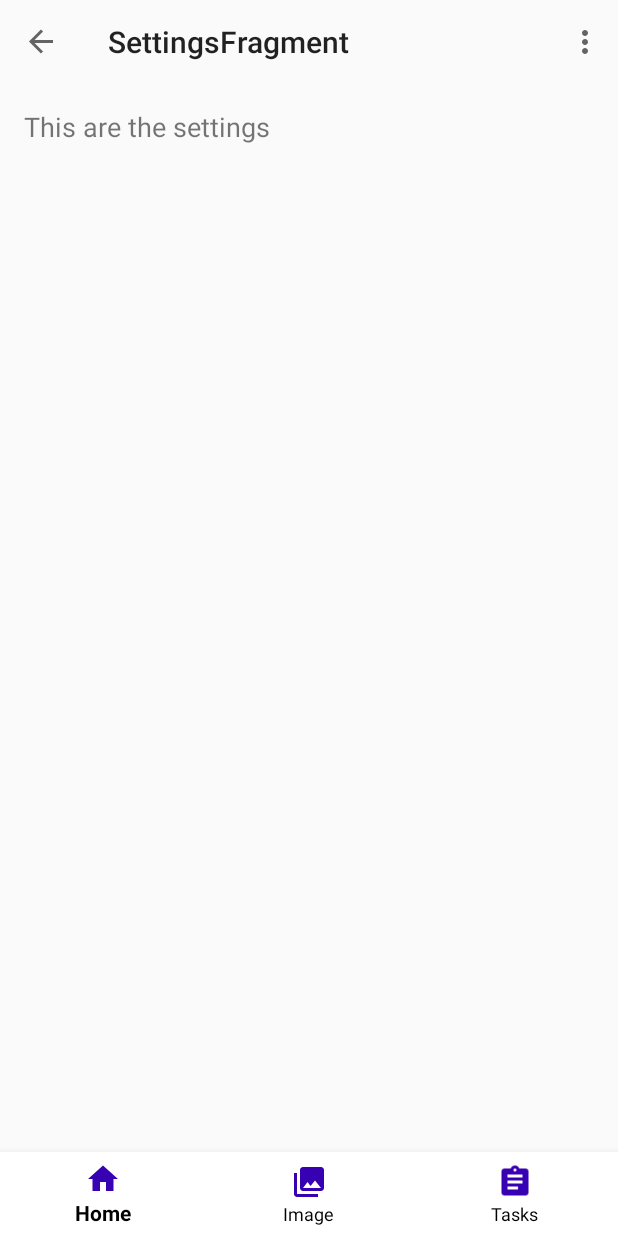
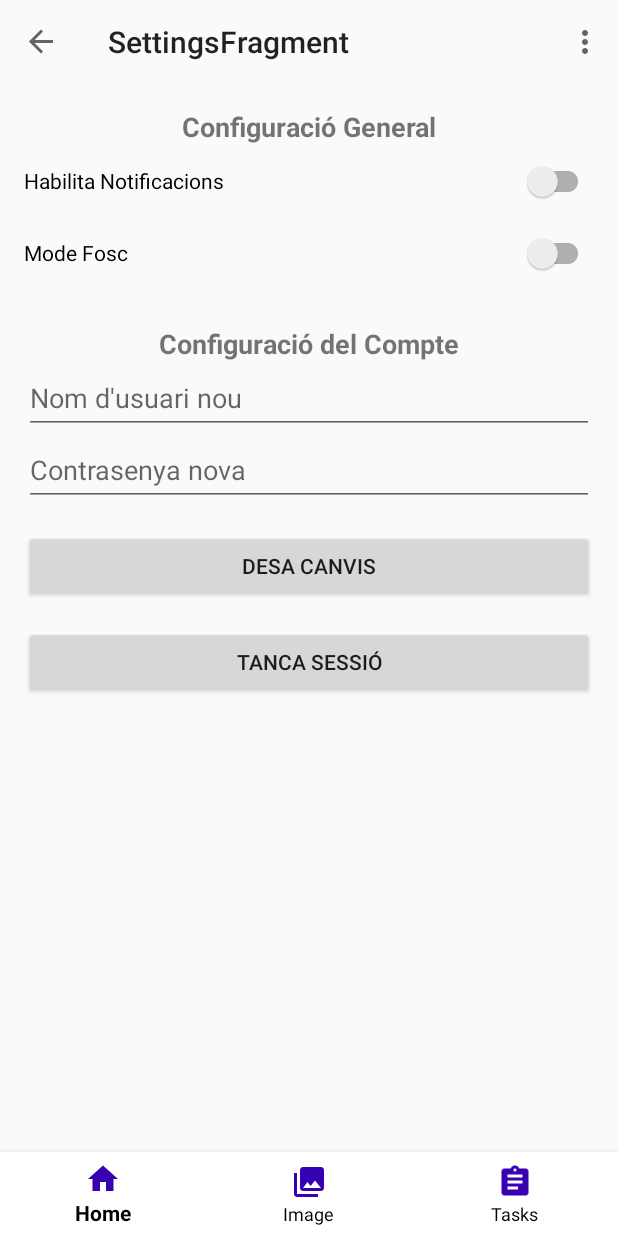
Before and after one commit to JoelDarnes88/android, an Android app: the SettingsFragment screen opened through its navigation route, on a phone screen of 412 x 824 dp. Run offline under Robolectric (Android 15) with nearby library versions, the phone set to English and light mode, and no system bars; our stand-ins replace navigation-ui.

Commit message:
Settings-Mode Oscuro

```diff
--- a/app/src/main/java/org/udg/pds/todoandroid/fragment/SettingsFragment.java
+++ b/app/src/main/java/org/udg/pds/todoandroid/fragment/SettingsFragment.java
@@ -1,11 +1,15 @@
 package org.udg.pds.todoandroid.fragment;
 
 
+import android.content.Context;
+import android.content.SharedPreferences;
 import android.os.Bundle;
 import android.view.LayoutInflater;
 import android.view.View;
 import android.view.ViewGroup;
+import android.widget.Toast;
 
+import androidx.appcompat.app.AppCompatDelegate;
 import androidx.fragment.app.Fragment;
 import androidx.navigation.NavDirections;
 import androidx.navigation.Navigation;
@@ -28,7 +32,41 @@ public class SettingsFragment extends Fragment {
     public View onCreateView(LayoutInflater inflater, ViewGroup container,
                              Bundle savedInstanceState) {
         // Inflate the layout for this fragment
-        binding = ContentSettingsBinding.inflate(inflater);
+        binding = ContentSettingsBinding.inflate(inflater, container, false);
+
+        SharedPreferences preferences = getActivity().getSharedPreferences("settings", Context.MODE_PRIVATE);
+        boolean isDarkMode = preferences.getBoolean("dark_mode", false);
+        binding.switchDarkMode.setChecked(isDarkMode);
+
+        binding.switchDarkMode.setOnCheckedChangeListener((buttonView, isChecked) -> {
+            SharedPreferences.Editor editor = preferences.edit();
+            editor.putBoolean("dark_mode", isChecked);
+            editor.apply();
+
+            AppCompatDelegate.setDefaultNightMode(isChecked ? AppCompatDelegate.MODE_NIGHT_YES : AppCompatDelegate.MODE_NIGHT_NO);
+        });
+
+        binding.btnSaveChanges.setOnClickListener(v -> {
+            String newUsername = binding.editTextChangeUsername.getText().toString();
+            String newPassword = binding.editTextChangePassword.getText().toString();
+
+            SharedPreferences.Editor editor = preferences.edit();
+            editor.putString("username", newUsername);
+            editor.putString("password", newPassword);
+            editor.apply();
+
+            Toast.makeText(getActivity(), "Cambios guardados", Toast.LENGTH_SHORT).show();
+        });
+
+        binding.btnLogout.setOnClickListener(v -> {
+            SharedPreferences.Editor editor = preferences.edit();
+            editor.clear();
+            editor.apply();
+
+            // Redireccionar al inicio de sesión.
+
+        });
+
         return binding.getRoot();
     }
 }
--- a/app/src/main/res/layout/content_settings.xml
+++ b/app/src/main/res/layout/content_settings.xml
@@ -1,21 +1,93 @@
 <?xml version="1.0" encoding="utf-8"?>
-<androidx.constraintlayout.widget.ConstraintLayout
-    xmlns:android="http://schemas.android.com/apk/res/android"
+<androidx.constraintlayout.widget.ConstraintLayout xmlns:android="http://schemas.android.com/apk/res/android"
     xmlns:app="http://schemas.android.com/apk/res-auto"
-    android:orientation="vertical"
-      android:layout_width="match_parent"
-      android:layout_height="match_parent">
+    android:layout_width="match_parent"
+    android:layout_height="match_parent"
+    android:padding="16dp">
 
     <TextView
-        android:id="@+id/textView2"
+        android:id="@+id/textView_general_settings"
         android:layout_width="wrap_content"
         android:layout_height="wrap_content"
-        android:layout_marginStart="16dp"
-        android:layout_marginTop="16dp"
-        android:text="@string/text_settings"
+        android:text="Configuració General"
         android:textSize="18sp"
+        android:textStyle="bold"
+        app:layout_constraintTop_toTopOf="parent"
         app:layout_constraintStart_toStartOf="parent"
-        app:layout_constraintTop_toTopOf="parent" />
+        app:layout_constraintEnd_toEndOf="parent" />
 
+    <androidx.appcompat.widget.SwitchCompat
+        android:id="@+id/switch_notifications"
+        android:layout_width="0dp"
+        android:layout_height="wrap_content"
+        android:minHeight="48dp"
+        android:text="Habilita Notificacions"
+        app:layout_constraintEnd_toEndOf="parent"
+        app:layout_constraintStart_toStartOf="parent"
+        app:layout_constraintTop_toBottomOf="@id/textView_general_settings" />
+
+    <androidx.appcompat.widget.SwitchCompat
+        android:id="@+id/switch_dark_mode"
+        android:layout_width="0dp"
+        android:layout_height="wrap_content"
+        android:minHeight="48dp"
+        android:text="Mode Fosc"
+        app:layout_constraintEnd_toEndOf="parent"
+        app:layout_constraintStart_toStartOf="parent"
+        app:layout_constraintTop_toBottomOf="@id/switch_notifications" />
+
+    <TextView
+        android:id="@+id/textView_account_settings"
+        android:layout_width="wrap_content"
+        android:layout_height="wrap_content"
+        android:text="Configuració del Compte"
+        android:textSize="18sp"
+        android:textStyle="bold"
+        app:layout_constraintTop_toBottomOf="@id/switch_dark_mode"
+        app:layout_constraintStart_toStartOf="parent"
+        app:layout_constraintEnd_toEndOf="parent"
+        android:layout_marginTop="24dp"/>
+
+    <EditText
+        android:id="@+id/editText_change_username"
+        android:layout_width="0dp"
+        android:layout_height="wrap_content"
+        android:hint="Nom d'usuari nou"
+        android:inputType="textPersonName"
+        android:minHeight="48dp"
+        app:layout_constraintEnd_toEndOf="parent"
+        app:layout_constraintStart_toStartOf="parent"
+        app:layout_constraintTop_toBottomOf="@id/textView_account_settings" />
+
+    <EditText
+        android:id="@+id/editText_change_password"
+        android:layout_width="0dp"
+        android:layout_height="wrap_content"
+        android:hint="Contrasenya nova"
+        android:inputType="textPassword"
+        android:minHeight="48dp"
+        app:layout_constraintEnd_toEndOf="parent"
+        app:layout_constraintStart_toStartOf="parent"
+        app:layout_constraintTop_toBottomOf="@id/editText_change_username" />
+
+    <Button
+        android:id="@+id/btn_save_changes"
+        android:layout_width="0dp"
+        android:layout_height="wrap_content"
+        android:text="Desa Canvis"
+        app:layout_constraintTop_toBottomOf="@id/editText_change_password"
+        app:layout_constraintStart_toStartOf="parent"
+        app:layout_constraintEnd_toEndOf="parent"
+        android:layout_marginTop="16dp"/>
+
+    <Button
+        android:id="@+id/btn_logout"
+        android:layout_width="0dp"
+        android:layout_height="wrap_content"
+        android:text="Tanca Sessió"
+        app:layout_constraintTop_toBottomOf="@id/btn_save_changes"
+        app:layout_constraintStart_toStartOf="parent"
+        app:layout_constraintEnd_toEndOf="parent"
+        android:layout_marginTop="16dp"/>
 
 </androidx.constraintlayout.widget.ConstraintLayout>
--- a/app/src/main/res/values/styles.xml
+++ b/app/src/main/res/values/styles.xml
@@ -1,6 +1,5 @@
 <resources>
-    <!-- Base application theme. -->
-    <style name="AppTheme.Base" parent="Theme.AppCompat.Light.NoActionBar">
+    <style name="AppTheme.Base" parent="Theme.AppCompat.DayNight.NoActionBar">
         <!-- Customize your theme here. -->
         <item name="colorPrimary">#3F51B5</item>
         <!-- Light Indigo -->
--- a/build.gradle
+++ b/build.gradle
@@ -15,7 +15,6 @@ buildscript {
         classpath 'com.android.tools.build:gradle:7.4.2'
         classpath 'com.google.gms:google-services:4.3.15'
         classpath "androidx.navigation:navigation-safe-args-gradle-plugin:$nav_version"
-        implementation 'androidx.constraintlayout:constraintlayout:2.0.4'
         // NOTE: Do not place your application dependencies here; they belong
         // in the individual module build.gradle files
     }
--- a/gradle.properties
+++ b/gradle.properties
@@ -18,3 +18,4 @@ org.gradle.jvmargs=-Xmx2048m -XX:MaxPermSize=512m -XX:+HeapDumpOnOutOfMemoryErro
 # org.gradle.parallel=true
 android.enableJetifier=true
 android.useAndroidX=true
+org.gradle.unsafe.configuration-cache=true
```
